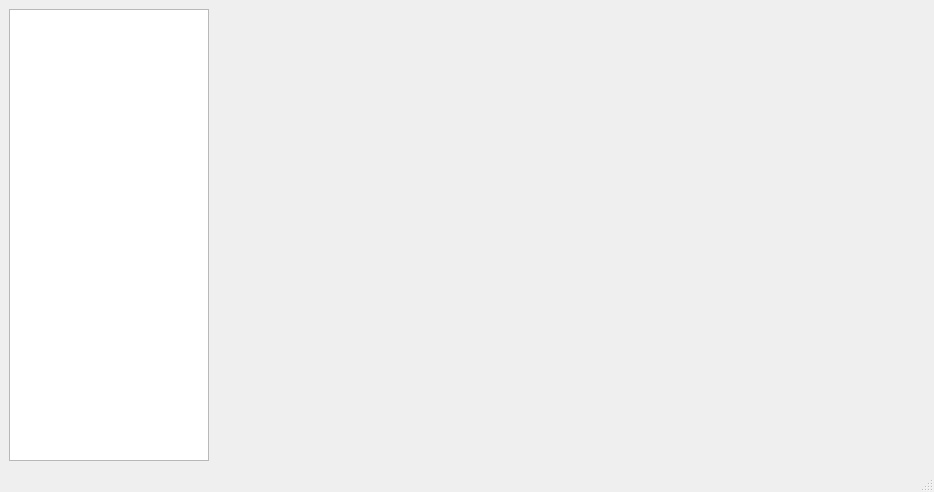
Old version of the form Configurator/mainwindow.ui in the repository antzol/TVVisualMonitoring.
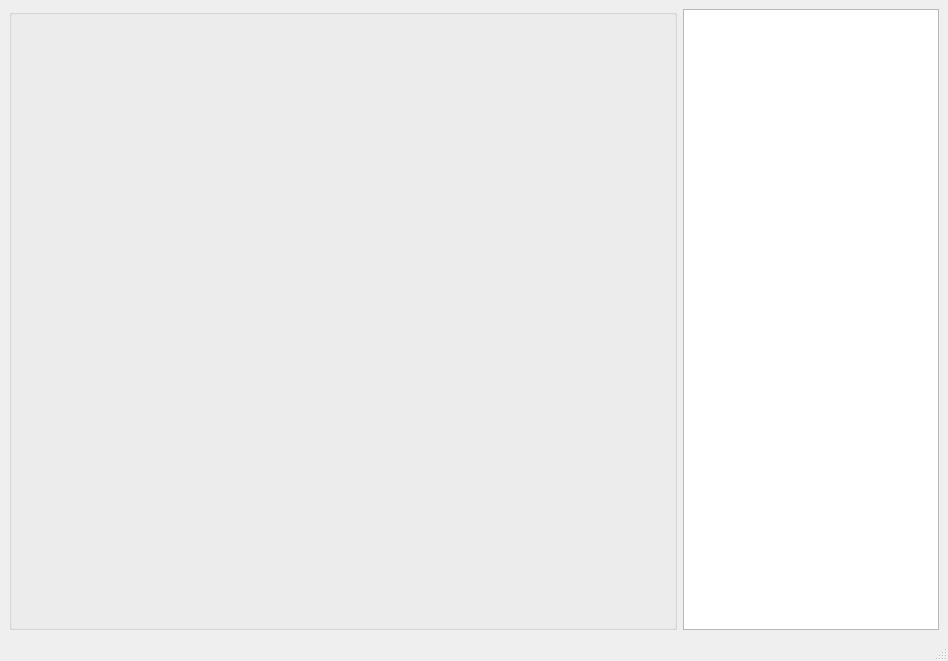
New version of the form.

```diff
--- a/Configurator/mainwindow.ui
+++ b/Configurator/mainwindow.ui
@@ -6,8 +6,8 @@
    <rect>
     <x>0</x>
     <y>0</y>
-    <width>934</width>
-    <height>492</height>
+    <width>948</width>
+    <height>661</height>
    </rect>
   </property>
   <property name="windowTitle">
@@ -16,32 +16,21 @@
   <widget class="QWidget" name="centralwidget">
    <layout class="QHBoxLayout" name="horizontalLayout">
     <item>
-     <widget class="QListWidget" name="categoriesListWidget">
-      <property name="maximumSize">
-       <size>
-        <width>200</width>
-        <height>16777215</height>
-       </size>
-      </property>
-     </widget>
-    </item>
-    <item>
-     <widget class="QStackedWidget" name="stackedWidget">
+     <widget class="QGroupBox" name="containerBox">
       <property name="sizePolicy">
        <sizepolicy hsizetype="Preferred" vsizetype="Preferred">
         <horstretch>1</horstretch>
         <verstretch>0</verstretch>
        </sizepolicy>
       </property>
-      <property name="currentIndex">
-       <number>0</number>
+      <property name="title">
+       <string/>
       </property>
-      <widget class="QWidget" name="configsPage"/>
-      <widget class="QWidget" name="sourcesPage"/>
-      <widget class="QWidget" name="servicesPage"/>
-      <widget class="QWidget" name="viewerWindowsPage"/>
      </widget>
     </item>
+    <item>
+     <widget class="QTreeView" name="treeView"/>
+    </item>
    </layout>
   </widget>
   <widget class="QMenuBar" name="menubar">
```
Left out of the diff: 2 changed lines with no effect on the pictures.
